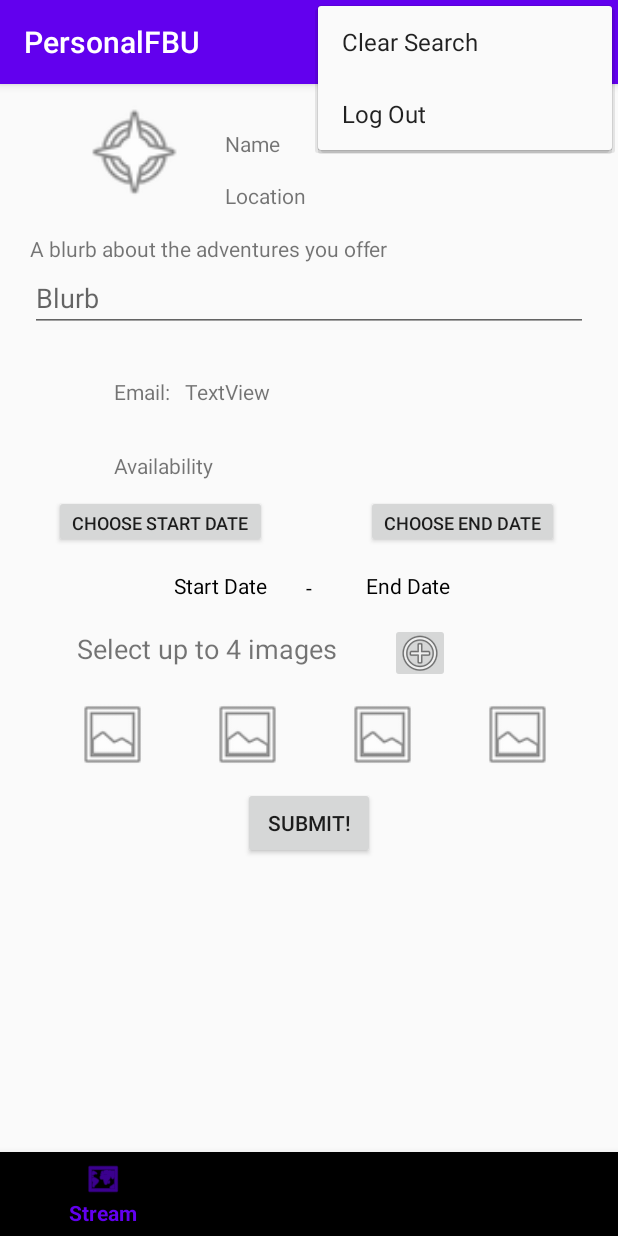
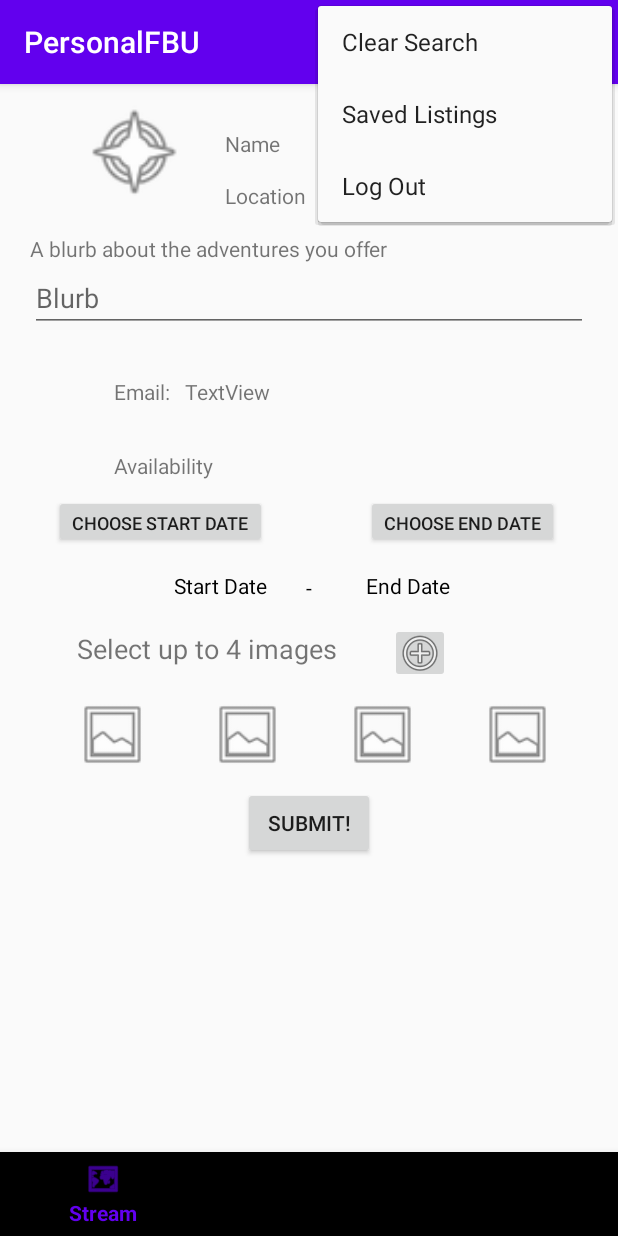
Before and after one commit to erinwu25/LocalVenture, an Android app: the fragment CreateFragment placed in its activity, with the options menu open, on a phone screen of 412 x 824 dp. Run offline under Robolectric (Android 15) with nearby library versions, the light colour scheme and no system bars; libraries missing offline, so code that uses them is left out: com.parse, it.xabaras.android, jp.wasabeef.glide, org.parceler; pictures from the network do not load; 11 statements that could not run were skipped.

Commit message:
created activity for viewing saved listings, accessed by menu click

```diff
--- a/app/src/main/AndroidManifest.xml
+++ b/app/src/main/AndroidManifest.xml
@@ -15,7 +15,8 @@
         android:supportsRtl="true"
         android:theme="@style/AppTheme"
         android:usesCleartextTraffic="true">
-        <activity android:name=".SearchActivity"></activity>
+        <activity android:name=".SavedListings"></activity>
+        <activity android:name=".SearchActivity" />
         <activity android:name=".AddReview" />
         <activity android:name=".EditListingActivity" />
         <activity android:name=".MyListings" />
--- a/app/src/main/java/com/example/personalfbu/Listing.java
+++ b/app/src/main/java/com/example/personalfbu/Listing.java
@@ -17,7 +17,6 @@ public class Listing extends ParseObject {
     public static final String KEY_IMAGES = "ImgArray";
     public static final String KEY_USER = "Creator";
     public static final String KEY_CREATED_KEY = "createdAt";
-    public static final String KEY_Availability = "Availability";
     public static final String KEY_startDate = "startDate";
     public static final String KEY_endDate = "endDate";
 
@@ -58,8 +57,6 @@ public class Listing extends ParseObject {
         return startDate + " - " + endDate;
     }
 
-    public void setAvailability(String availability) { put(KEY_Availability, availability); }
-
     public Date getStartDate() { return getDate(KEY_startDate); }
 
     public void setStartDate(Date startDate) { put(KEY_startDate, startDate); }
--- a/app/src/main/java/com/example/personalfbu/MyListings.java
+++ b/app/src/main/java/com/example/personalfbu/MyListings.java
@@ -27,7 +27,10 @@ public class MyListings extends AppCompatActivity {
         super.onCreate(savedInstanceState);
         setContentView(R.layout.fragment_stream);
 
+        // find elements
         rvStream = findViewById(R.id.rvStream);
+
+        // create list and set adapter on list
         listingList = new ArrayList<>();
         adapter = new ListingAdapter(MyListings.this, listingList);
         rvStream.setAdapter(adapter);
--- /dev/null
+++ b/app/src/main/res/drawable/ic_baseline_bookmark_24.xml
@@ -0,0 +1,10 @@
+<vector xmlns:android="http://schemas.android.com/apk/res/android"
+    android:width="24dp"
+    android:height="24dp"
+    android:viewportWidth="24"
+    android:viewportHeight="24"
+    android:tint="?attr/colorControlNormal">
+  <path
+      android:fillColor="@android:color/white"
+      android:pathData="M17,3H7c-1.1,0 -1.99,0.9 -1.99,2L5,21l7,-3 7,3V5c0,-1.1 -0.9,-2 -2,-2z"/>
+</vector>
--- a/app/src/main/res/menu/menu_main.xml
+++ b/app/src/main/res/menu/menu_main.xml
@@ -12,6 +12,10 @@
         android:title="Search"
         app:showAsAction="always" />
     <item
+        android:id="@+id/savedListings"
+        android:title="Saved Listings"
+        app:showAsAction="withText" />
+    <item
         android:id="@+id/LogOut"
         android:title="Log Out"
         app:showAsAction="never" />
```
Also changed, not shown: app/build.gradle (+8 -0 lines), app/src/main/java/com/example/personalfbu/ListingAdapter.java (+11 -7 lines), app/src/main/java/com/example/personalfbu/MainActivity.java (+6 -2 lines), app/src/main/java/com/example/personalfbu/SavedListings.java (added, +69 -0 lines), app/src/main/java/com/example/personalfbu/fragments/StreamFragment.java (+72 -12 lines).
